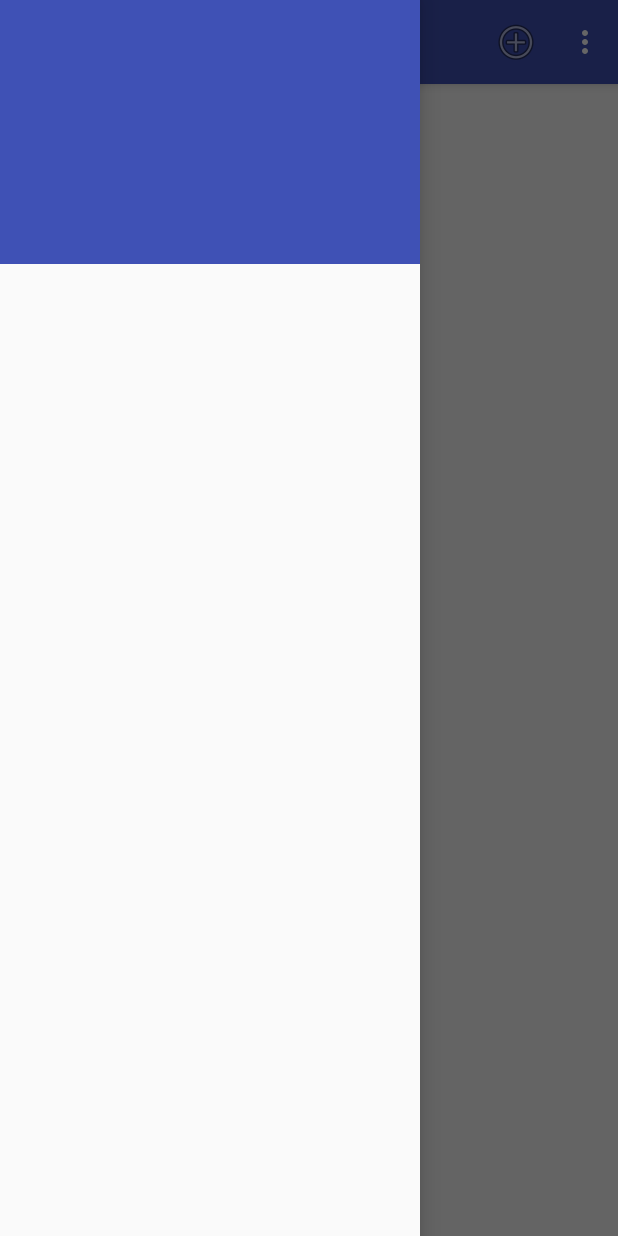
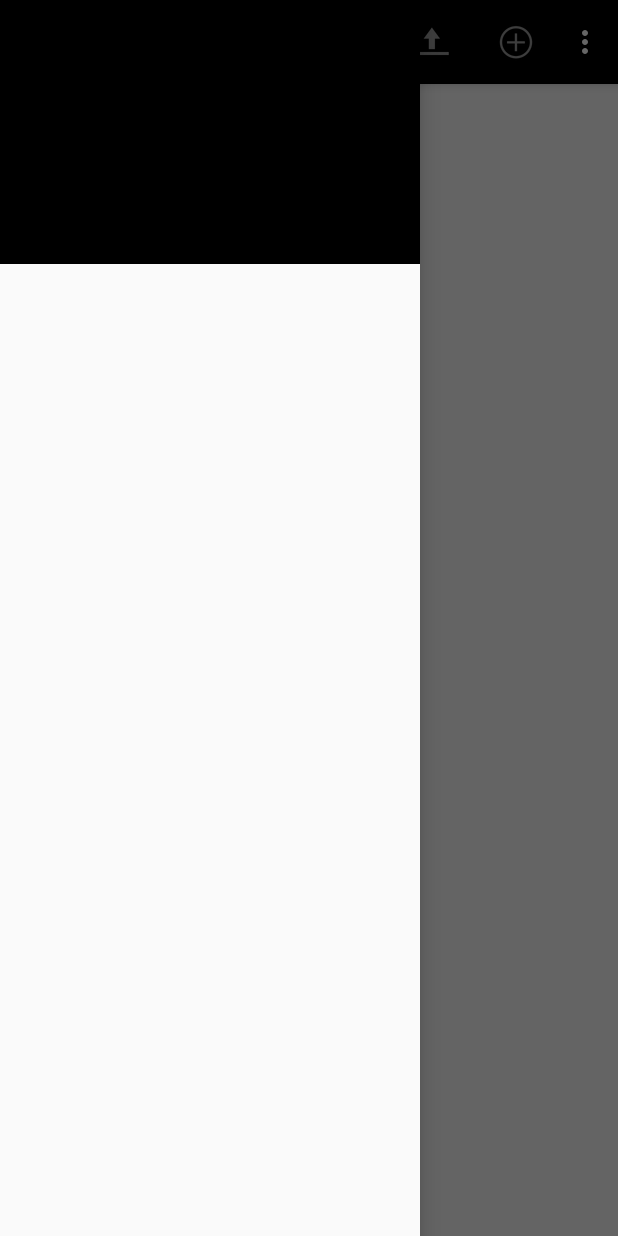
Before and after one commit to rodrilapenta/FavSites, an Android app: the MainActivity screen opened directly, with no data from a screen before it, with the side drawer open, on a phone screen of 412 x 824 dp. Run offline under Robolectric (Android 15) with nearby library versions, the phone set to English and light mode, and no system bars; our stand-ins replace Firebase (no records; nobody signed in at launch, a user with empty details on screens opened directly); 2 statements that could not run were skipped.

Commit message:
Agregado feature para agregar como sitio URL actual, se cambia color de la app a negro y se cambia lógica de cambio de título del toolbar
- Se agrega feature para agregar como sitio la URL del sitio en la que se está navegando
- Se cambia el color principal de la app a negro
- Se cambia lógica de cambio de título del toolbar: "Cargando..." al cargar y el título original del sitio en todos los otros casos

```diff
--- a/app/src/main/java/ar/com/rodrilapenta/favsites/activities/UserSettingsActivity.java
+++ b/app/src/main/java/ar/com/rodrilapenta/favsites/activities/UserSettingsActivity.java
@@ -24,7 +24,7 @@ public class UserSettingsActivity extends PreferenceActivity {
         FingerprintManager fingerprintManager =
                 (FingerprintManager) getSystemService(FINGERPRINT_SERVICE);
 
-        userFingerprintSetting.setEnabled(!fingerprintManager.hasEnrolledFingerprints());
+        userFingerprintSetting.setEnabled(fingerprintManager.hasEnrolledFingerprints());
         userFingerprintSetting.setChecked(sessionManager.getFingerprintUsage());
         userFingerprintSetting.setOnPreferenceChangeListener(new Preference.OnPreferenceChangeListener() {
             @Override
--- a/app/src/main/java/ar/com/rodrilapenta/favsites/gui/custom_views/CustomWebView.java
+++ b/app/src/main/java/ar/com/rodrilapenta/favsites/gui/custom_views/CustomWebView.java
@@ -1,6 +1,11 @@
 package ar.com.rodrilapenta.favsites.gui.custom_views;
 
+import android.app.Activity;
+import android.app.ActivityOptions;
 import android.content.Context;
+import android.graphics.Bitmap;
+import android.graphics.Color;
+import android.support.v7.widget.Toolbar;
 import android.util.AttributeSet;
 import android.util.Log;
 import android.view.GestureDetector;
@@ -10,7 +15,10 @@ import android.view.View;
 import android.view.animation.Animation;
 import android.view.animation.AnimationUtils;
 import android.webkit.ValueCallback;
+import android.webkit.WebChromeClient;
+import android.webkit.WebResourceRequest;
 import android.webkit.WebView;
+import android.webkit.WebViewClient;
 
 import ar.com.rodrilapenta.favsites.R;
 
@@ -22,16 +30,66 @@ public class CustomWebView extends WebView {
     Context context;
     GestureDetector gestureDetector;
     ScaleGestureDetector scaleGestureDetector;
+    private String title;
+    private Toolbar toolbar;
 
-    private static final int SWIPE_THRESHOLD = 100;
-    private static final int SWIPE_VELOCITY_THRESHOLD = 100;
-
-    public CustomWebView(Context context, AttributeSet attrs) {
+    public CustomWebView(final Context context, AttributeSet attrs) {
         super(context, attrs);
-
+        toolbar = findViewById(R.id.toolbar);
         this.context = context;
         gestureDetector = new GestureDetector(context, sogl);
         scaleGestureDetector = new ScaleGestureDetector(context, sosgl);
+        getSettings().setUserAgentString("Mozilla/5.0 (Linux; Android 4.1.1; Galaxy Nexus Build/JRO03C) AppleWebKit/535.19 (KHTML, like Gecko) Chrome/18.0.1025.166 Mobile Safari/535.19");
+
+        this.setWebViewClient(new WebViewClient() {
+            @Override
+            public void onPageFinished (WebView view, String url) {
+                toolbar.setTitle(view.getTitle());
+
+                view.evaluateJavascript(
+                "(function() { " +
+                        "var metas = document.getElementsByTagName('meta'); \n" +
+                        "\n" +
+                        "   for (var i=0; i<metas.length; i++) { \n" +
+                        "      if (metas[i].getAttribute(\"name\") == \"theme-color\") { \n" +
+                        "         return metas[i].getAttribute(\"content\"); \n" +
+                        "      } \n" +
+                        "   }})();",
+                new ValueCallback<String>() {
+                    @Override
+                    public void onReceiveValue(String backgroundColor) {
+                        if(!backgroundColor.equals("null")) {
+                            backgroundColor = backgroundColor.replace("\"", "").toUpperCase();
+                            System.out.println("HTML COLOR: " + backgroundColor);
+                            switch (backgroundColor) {
+                                case "#FFFFFF":
+                                    toolbar.setBackgroundColor(Color.parseColor("#000000"));
+                                    ((Activity) context).getWindow().setStatusBarColor(Color.parseColor("#000000"));
+                                    break;
+                                default:
+                                    toolbar.setBackgroundColor(Color.parseColor(backgroundColor.replace("\"", "")));
+                                    ((Activity) context).getWindow().setStatusBarColor(Color.parseColor(backgroundColor.replace("\"", "")));
+                                    break;
+                            }
+                        }
+                        else {
+                            toolbar.setBackgroundColor(getResources().getColor(R.color.colorPrimary));
+                            ((Activity) context).getWindow().setStatusBarColor(getResources().getColor(R.color.colorPrimary));
+                        }
+                    }
+                });
+            }
+
+
+
+        });
+
+        this.setWebChromeClient(new WebChromeClient() {
+            @Override
+            public void onProgressChanged(WebView view, int progress) {
+                toolbar.setTitle("Cargando...");
+            }
+        });
     }
 
     @Override
@@ -99,4 +157,12 @@ public class CustomWebView extends WebView {
     public void setScaleGestureDetector(ScaleGestureDetector scaleGestureDetector) {
         this.scaleGestureDetector = scaleGestureDetector;
     }
+
+    public void setTitle(String title) {
+        this.title = title;
+    }
+
+    public void setToolbar(Toolbar toolbar) {
+        this.toolbar = toolbar;
+    }
 }
--- a/app/src/main/res/layout/nav_header_main.xml
+++ b/app/src/main/res/layout/nav_header_main.xml
@@ -16,8 +16,8 @@
         android:id="@+id/googleUserImage"
         android:layout_width="100dp"
         android:layout_height="100dp"
-        android:paddingTop="@dimen/nav_header_vertical_spacing"
-        app:srcCompat="@mipmap/ic_launcher_round" />
+        android:contentDescription="@string/google_user_image"
+        android:paddingTop="@dimen/nav_header_vertical_spacing" />
 
     <TextView
         android:id="@+id/googleUserName"
--- a/app/src/main/res/menu/main.xml
+++ b/app/src/main/res/menu/main.xml
@@ -1,6 +1,13 @@
 <?xml version="1.0" encoding="utf-8"?>
 <menu xmlns:android="http://schemas.android.com/apk/res/android"
     xmlns:app="http://schemas.android.com/apk/res-auto">
+    <item
+        android:id="@+id/addThisUrl"
+        android:title="Agregar este sitio"
+        android:orderInCategory="100"
+        android:icon="@android:drawable/ic_menu_upload"
+        app:showAsAction="always" />
+
     <item
         android:id="@+id/addWebInstance"
         android:orderInCategory="100"
--- a/app/src/main/res/values/colors.xml
+++ b/app/src/main/res/values/colors.xml
@@ -1,7 +1,7 @@
 <?xml version="1.0" encoding="utf-8"?>
 <resources>
-    <color name="colorPrimary">#3F51B5</color>
-    <color name="colorPrimaryDark">#303F9F</color>
+    <color name="colorPrimary">#000000</color>
+    <color name="colorPrimaryDark">#000000</color>
     <color name="colorAccent">#FF4081</color>
     <color name="transparent_background">#00000000</color>
 </resources>
--- a/app/src/main/res/values/strings.xml
+++ b/app/src/main/res/values/strings.xml
@@ -6,4 +6,5 @@
 
     <string name="action_settings">Ajustes</string>
     <string name="title_activity_login">LoginActivity</string>
+    <string name="google_user_image">Imagen del usuario</string>
 </resources>
```
Also changed, not shown: app/src/main/java/ar/com/rodrilapenta/favsites/activities/MainActivity.java (+43 -36 lines).
